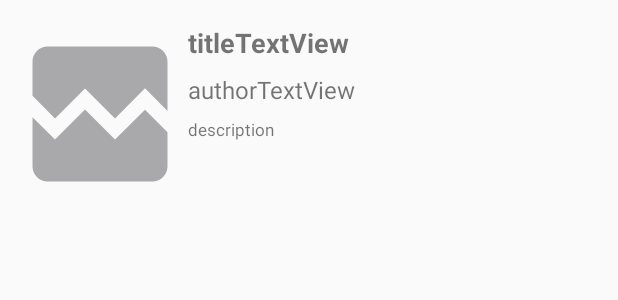
After one commit to OliverPorter69420/Mobile-App-Assignment, an Android app built with Jetpack Compose: the layout item_library_book.xml on its own in the app's theme, with its tools: preview values and no code run, on a phone screen of 412 x 824 dp. The commit adds this screen. Shown: the top 300 px of the screen. Run offline under Robolectric (Android 15) with nearby library versions, the phone set to English and light mode, and no system bars.

Commit message:
Implemented a recycled view model with the ability to bind data to a predefined layout

```diff
--- a/app/build.gradle.kts
+++ b/app/build.gradle.kts
@@ -3,7 +3,7 @@ plugins {
     alias(libs.plugins.kotlin.android)
     alias(libs.plugins.kotlin.compose)
 
-    id("com.google.devtools.ksp") version "2.1.0-1.0.29"
+    id("com.google.devtools.ksp") version "2.1.20-1.0.32"
     id("kotlin-parcelize")
     kotlin("plugin.parcelize")
     id("org.jetbrains.kotlin.plugin.serialization") version "2.0.21"
@@ -108,7 +108,4 @@ dependencies {
 
     // recycle view
     implementation("androidx.recyclerview:recyclerview:1.4.0")
-
-    // firebase dataset
-    implementation("com.google.firebase:firebase-database:21.0.0")
 }
--- a/app/src/main/java/com/example/dissertation_app/BookApplication.kt
+++ b/app/src/main/java/com/example/dissertation_app/BookApplication.kt
@@ -9,7 +9,9 @@ class BookApplication : Application() {
 
     override fun onCreate() {
         super.onCreate()
-        container = DefaultAppContainer()
+        container = DefaultAppContainer(
+            this
+        )
     }
 
     companion object
--- /dev/null
+++ b/app/src/main/res/drawable/book_cover.xml
@@ -0,0 +1,4 @@
+<?xml version="1.0" encoding="utf-8"?>
+<selector xmlns:android="http://schemas.android.com/apk/res/android">
+
+</selector>
--- /dev/null
+++ b/app/src/main/res/layout/item_library_book.xml
@@ -0,0 +1,61 @@
+<?xml version="1.0" encoding="utf-8"?>
+<androidx.constraintlayout.widget.ConstraintLayout xmlns:android="http://schemas.android.com/apk/res/android"
+    xmlns:app="http://schemas.android.com/apk/res-auto"
+    xmlns:tools="http://schemas.android.com/tools"
+    android:layout_width="match_parent"
+    android:layout_height="wrap_content"
+    android:padding="16dp">
+
+    <ImageView
+        android:id="@+id/bookImageView"
+        android:layout_width="101dp"
+        android:layout_height="120dp"
+        android:contentDescription="@string/book_cover_description"
+        android:scaleType="centerCrop"
+        android:src="@drawable/ic_broken_image"
+        app:layout_constraintStart_toStartOf="parent"
+        app:layout_constraintTop_toTopOf="parent" />
+
+    <TextView
+        android:id="@+id/titleTextView"
+        android:layout_width="0dp"
+        android:layout_height="wrap_content"
+        android:layout_marginStart="8dp"
+        android:text="@string/titletextview"
+        android:textSize="18sp"
+        android:textStyle="bold"
+
+        app:layout_constraintEnd_toEndOf="parent"
+        app:layout_constraintStart_toEndOf="@id/bookImageView"
+        app:layout_constraintTop_toTopOf="parent" />
+
+    <TextView
+        android:id="@+id/authorTextView"
+        android:layout_width="0dp"
+        android:layout_height="wrap_content"
+        android:layout_marginStart="8dp"
+        android:layout_marginTop="8dp"
+        android:text="@string/authortextview"
+        android:textSize="16sp"
+        app:layout_constraintEnd_toEndOf="parent"
+        app:layout_constraintHorizontal_bias="0.0"
+        app:layout_constraintStart_toEndOf="@id/bookImageView"
+        app:layout_constraintTop_toBottomOf="@id/titleTextView" />
+
+    <TextView
+        android:id="@+id/editTextText"
+        android:layout_width="280dp"
+        android:layout_height="71dp"
+        android:layout_marginStart="8dp"
+        android:layout_marginTop="8dp"
+        android:ems="10"
+        android:text="@string/descriptiontextview"
+        android:textSize="11sp"
+        app:layout_constraintBottom_toBottomOf="parent"
+        app:layout_constraintEnd_toEndOf="parent"
+        app:layout_constraintHorizontal_bias="0.0"
+        app:layout_constraintStart_toEndOf="@+id/bookImageView"
+        app:layout_constraintTop_toBottomOf="@+id/authorTextView"
+        app:layout_constraintVertical_bias="0.0" />
+
+</androidx.constraintlayout.widget.ConstraintLayout>
--- a/app/src/main/res/values/strings.xml
+++ b/app/src/main/res/values/strings.xml
@@ -3,4 +3,8 @@
     <string name="home_screen">Home</string>
     <string name="search_screen">Search</string>
     <string name="book_description_screen">Book Description</string>
+    <string name="titletextview">titleTextView</string>
+    <string name="authortextview">authorTextView</string>
+    <string name="book_cover_description">Book Cover</string>
+    <string name="descriptiontextview">description</string>
 </resources>
--- a/gradle/libs.versions.toml
+++ b/gradle/libs.versions.toml
@@ -1,13 +1,13 @@
 [versions]
 agp = "8.9.1"
-kotlin = "2.0.21"
-coreKtx = "1.15.0"
+kotlin = "2.1.20"
+coreKtx = "1.16.0"
 junit = "4.13.2"
 junitVersion = "1.2.1"
 espressoCore = "3.6.1"
 lifecycleRuntimeKtx = "2.8.7"
 activityCompose = "1.10.1"
-composeBom = "2024.09.00"
+composeBom = "2025.04.00"
 
 [libraries]
 androidx-core-ktx = { group = "androidx.core", name = "core-ktx", version.ref = "coreKtx" }
```
Also changed, not shown: app/src/main/java/com/example/dissertation_app/ui/items/LibraryBookAdapter.kt (added, +34 -0 lines).
